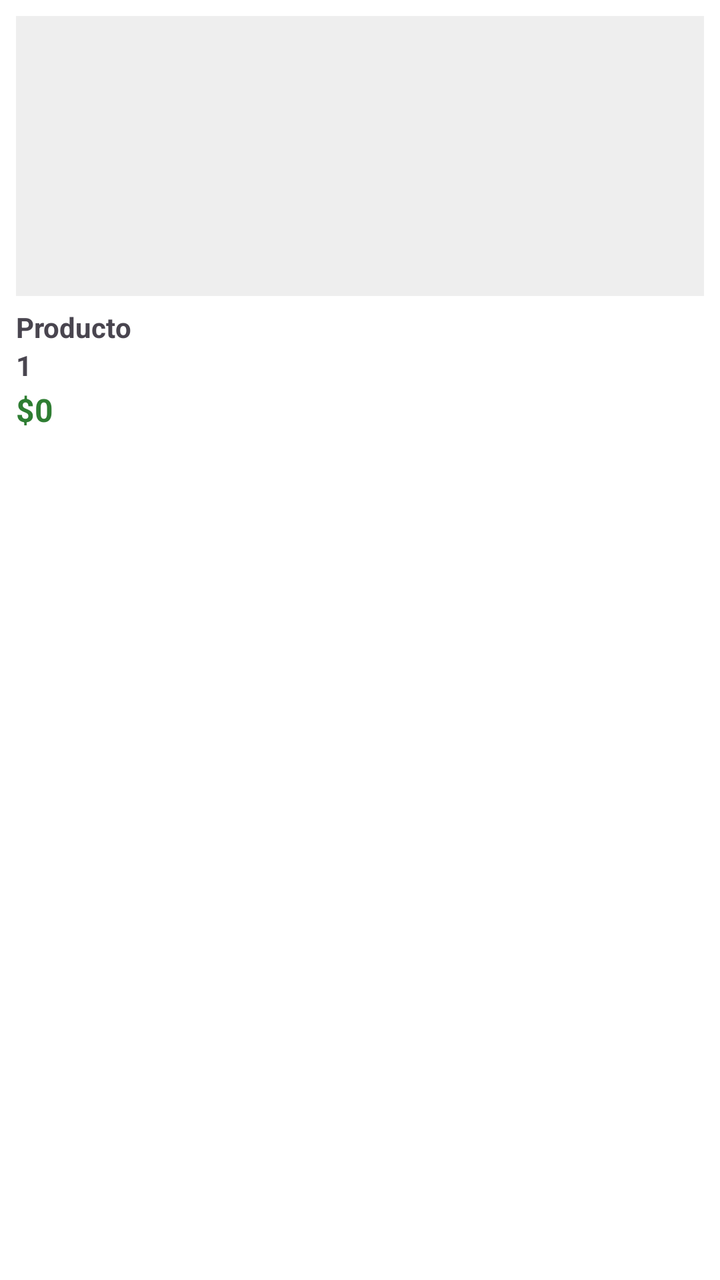
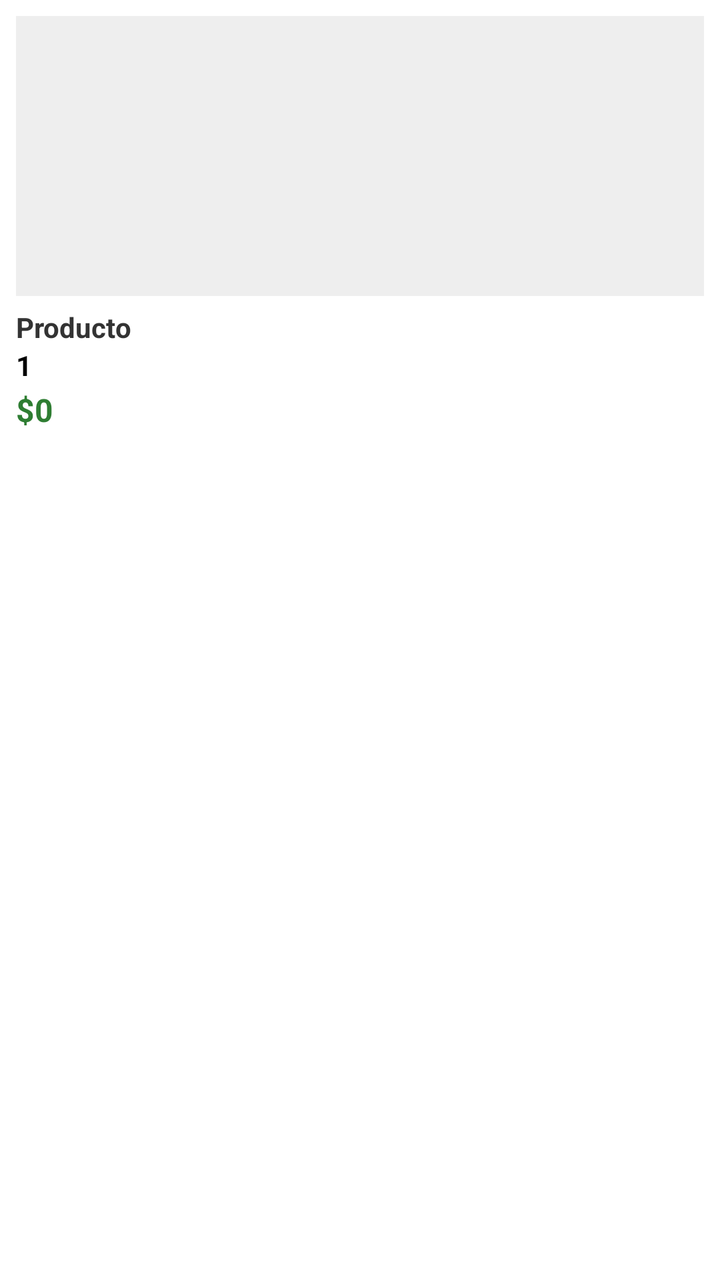

Before-and-after screenshots of an Android layout around one commit, followed by the original layout XML and the change that was made.
<!-- AndroidManifest.xml: application theme Theme.TechStore -->
<!-- res/layout/item_producto.xml -->
<LinearLayout xmlns:android="http://schemas.android.com/apk/res/android"
    android:orientation="vertical"
    android:padding="8dp"
    android:background="#FFFFFF"
    android:layout_margin="8dp"
    android:elevation="6dp"
    android:layout_width="match_parent"
    android:layout_height="wrap_content">

    
    <ImageView
        android:id="@+id/imgProducto"
        android:layout_width="match_parent"
        android:layout_height="140dp"
        android:scaleType="centerCrop"
        android:background="#EEEEEE"/>

    
    <TextView
        android:id="@+id/txtNombre"
        android:text="Producto"
        android:textStyle="bold"
        android:textSize="14sp"
        android:maxLines="2"
        android:ellipsize="end"
        android:layout_marginTop="6dp"
        android:layout_width="match_parent"
        android:layout_height="wrap_content"/>
    <TextView
        android:id="@+id/txtCantidad"
        android:layout_width="wrap_content"
        android:layout_height="wrap_content"
        android:text="1"
        android:textSize="14sp"
        android:textStyle="bold"/>

    
    <TextView
        android:id="@+id/txtPrecio"
        android:text="$0"
        android:textColor="#2E7D32"
        android:textStyle="bold"
        android:textSize="16sp"
        android:layout_marginTop="2dp"
        android:layout_width="match_parent"
        android:layout_height="wrap_content"/>

</LinearLayout>
<!-- resources referenced by this layout -->
<resources>
  <style name="Theme.TechStore" parent="Base.Theme.TechStore" />
  <style name="Base.Theme.TechStore" parent="Theme.Material3.DayNight.NoActionBar">
          
          
      </style>
</resources>

<!-- the commit's change to res/layout/item_producto.xml (unified diff, before → after) -->
@@ -1,48 +1,51 @@
-<LinearLayout xmlns:android="http://schemas.android.com/apk/res/android"
+<?xml version="1.0" encoding="utf-8"?>
+<LinearLayout
+    xmlns:android="http://schemas.android.com/apk/res/android"
     android:orientation="vertical"
     android:padding="8dp"
-    android:background="#FFFFFF"
+    android:background="@color/white"
     android:layout_margin="8dp"
     android:elevation="6dp"
     android:layout_width="match_parent"
     android:layout_height="wrap_content">
 
-    
     <ImageView
         android:id="@+id/imgProducto"
         android:layout_width="match_parent"
         android:layout_height="140dp"
         android:scaleType="centerCrop"
-        android:background="#EEEEEE"/>
+        android:background="@color/gris_claro"
+        android:contentDescription="@string/imagen_producto" />
 
-    
     <TextView
         android:id="@+id/txtNombre"
-        android:text="Producto"
+        android:text="@string/producto"
         android:textStyle="bold"
         android:textSize="14sp"
+        android:textColor="@color/texto_principal"
         android:maxLines="2"
         android:ellipsize="end"
         android:layout_marginTop="6dp"
         android:layout_width="match_parent"
-        android:layout_height="wrap_content"/>
+        android:layout_height="wrap_content" />
+
     <TextView
         android:id="@+id/txtCantidad"
         android:layout_width="wrap_content"
         android:layout_height="wrap_content"
-        android:text="1"
+        android:text="@string/cantidad_uno"
         android:textSize="14sp"
-        android:textStyle="bold"/>
+        android:textStyle="bold"
+        android:textColor="@color/black" />
 
-    
     <TextView
         android:id="@+id/txtPrecio"
-        android:text="$0"
-        android:textColor="#2E7D32"
+        android:text="@string/precio_default"
+        android:textColor="@color/verde_precio"
         android:textStyle="bold"
         android:textSize="16sp"
         android:layout_marginTop="2dp"
         android:layout_width="match_parent"
-        android:layout_height="wrap_content"/>
+        android:layout_height="wrap_content" />
 
 </LinearLayout>
<!-- resource entries referenced after the edit -->
@@ -1,5 +1,14 @@
 <!-- resources referenced by this layout -->
 <resources>
+  <color name="black">#000000</color>
+  <color name="gris_claro">#EEEEEE</color>
+  <color name="texto_principal">#333333</color>
+  <color name="verde_precio">#2E7D32</color>
+  <color name="white">#FFFFFF</color>
+  <string name="cantidad_uno">1</string>
+  <string name="imagen_producto">Imagen del producto</string>
+  <string name="precio_default">$0</string>
+  <string name="producto">Producto</string>
   <style name="Theme.TechStore" parent="Base.Theme.TechStore" />
   <style name="Base.Theme.TechStore" parent="Theme.Material3.DayNight.NoActionBar">
           
